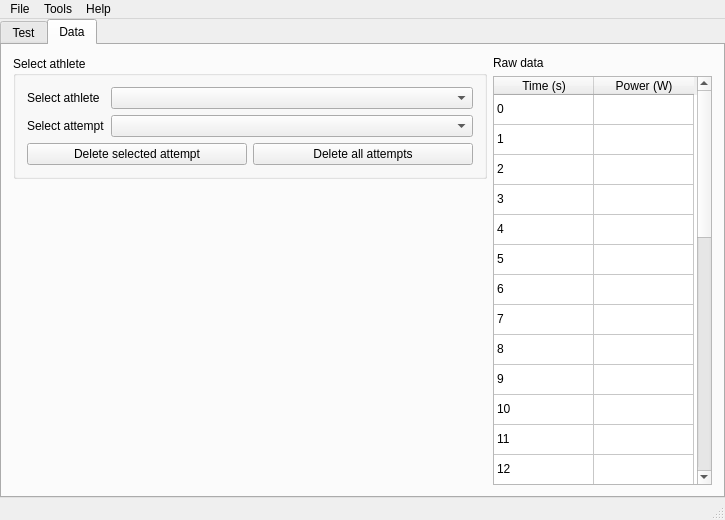
Before: the Qt Designer form wingate.ui in kristianklein/wingate, drawn with Qt 5.
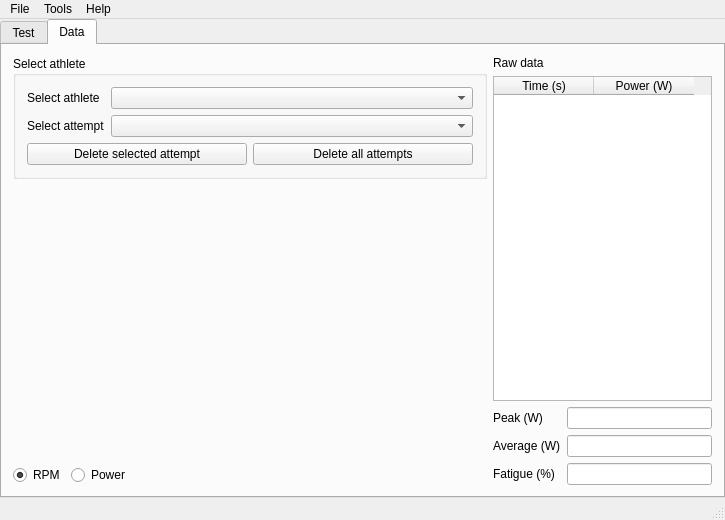
After: the same form once the commit is applied. The open tabs and pages were chosen to show the change. Custom widgets are drawn as their Qt base class.

Commit message: Added RPM/Power chooser

What changed in the file:
```diff
--- a/wingate.ui
+++ b/wingate.ui
@@ -27,7 +27,7 @@
     <property name="bottomMargin">
      <number>0</number>
     </property>
-    <item row="0" column="0">
+    <item row="1" column="0">
      <widget class="QTabWidget" name="tabWidget">
       <property name="currentIndex">
        <number>0</number>
@@ -293,9 +293,11 @@
        <attribute name="title">
         <string>Data</string>
        </attribute>
-       <layout class="QHBoxLayout" name="horizontalLayout_6" stretch="10,1">
+       <layout class="QVBoxLayout" name="verticalLayout_7">
         <item>
-         <layout class="QVBoxLayout" name="verticalLayout_6" stretch="1,6">
+         <layout class="QHBoxLayout" name="horizontalLayout_8" stretch="10,0">
+          <item>
+           <layout class="QVBoxLayout" name="verticalLayout_6" stretch="0,6,0">
           <item>
            <widget class="QGroupBox" name="groupBox_3">
             <property name="title">
@@ -350,6 +352,40 @@
           <item>
            <widget class="QCustomPlot" name="widget_2" native="true"/>
           </item>
+            <item>
+             <layout class="QHBoxLayout" name="horizontalLayout_6">
+              <item>
+               <widget class="QRadioButton" name="radioButton_rpm">
+                <property name="text">
+                 <string>RPM</string>
+                </property>
+                <property name="checked">
+                 <bool>true</bool>
+                </property>
+               </widget>
+              </item>
+              <item>
+               <widget class="QRadioButton" name="radioButton_power">
+                <property name="text">
+                 <string>Power</string>
+                </property>
+               </widget>
+              </item>
+              <item>
+               <spacer name="horizontalSpacer_4">
+                <property name="orientation">
+                 <enum>Qt::Horizontal</enum>
+                </property>
+                <property name="sizeHint" stdset="0">
+                 <size>
+                  <width>40</width>
+                  <height>20</height>
+                 </size>
+                </property>
+               </spacer>
+              </item>
+             </layout>
+            </item>
          </layout>
         </item>
         <item>
@@ -381,161 +417,6 @@
             <attribute name="verticalHeaderVisible">
              <bool>false</bool>
             </attribute>
-            <row>
-             <property name="text">
-              <string>0</string>
-             </property>
-            </row>
-            <row>
-             <property name="text">
-              <string>1</string>
-             </property>
-            </row>
-            <row>
-             <property name="text">
-              <string>2</string>
-             </property>
-            </row>
-            <row>
-             <property name="text">
-              <string>3</string>
-             </property>
-            </row>
-            <row>
-             <property name="text">
-              <string>4</string>
-             </property>
-            </row>
-            <row>
-             <property name="text">
-              <string>5</string>
-             </property>
-            </row>
-            <row>
-             <property name="text">
-              <string>6</string>
-             </property>
-            </row>
-            <row>
-             <property name="text">
-              <string>7</string>
-             </property>
-            </row>
-            <row>
-             <property name="text">
-              <string>8</string>
-             </property>
-            </row>
-            <row>
-             <property name="text">
-              <string>9</string>
-             </property>
-            </row>
-            <row>
-             <property name="text">
-              <string>10</string>
-             </property>
-            </row>
-            <row>
-             <property name="text">
-              <string>11</string>
-             </property>
-            </row>
-            <row>
-             <property name="text">
-              <string>12</string>
-             </property>
-            </row>
-            <row>
-             <property name="text">
-              <string>13</string>
-             </property>
-            </row>
-            <row>
-             <property name="text">
-              <string>14</string>
-             </property>
-            </row>
-            <row>
-             <property name="text">
-              <string>15</string>
-             </property>
-            </row>
-            <row>
-             <property name="text">
-              <string>16</string>
-             </property>
-            </row>
-            <row>
-             <property name="text">
-              <string>17</string>
-             </property>
-            </row>
-            <row>
-             <property name="text">
-              <string>18</string>
-             </property>
-            </row>
-            <row>
-             <property name="text">
-              <string>19</string>
-             </property>
-            </row>
-            <row>
-             <property name="text">
-              <string>20</string>
-             </property>
-            </row>
-            <row>
-             <property name="text">
-              <string>21</string>
-             </property>
-            </row>
-            <row>
-             <property name="text">
-              <string>22</string>
-             </property>
-            </row>
-            <row>
-             <property name="text">
-              <string>23</string>
-             </property>
-            </row>
-            <row>
-             <property name="text">
-              <string>24</string>
-             </property>
-            </row>
-            <row>
-             <property name="text">
-              <string>25</string>
-             </property>
-            </row>
-            <row>
-             <property name="text">
-              <string>26</string>
-             </property>
-            </row>
-            <row>
-             <property name="text">
-              <string>27</string>
-             </property>
-            </row>
-            <row>
-             <property name="text">
-              <string>28</string>
-             </property>
-            </row>
-            <row>
-             <property name="text">
-              <string>29</string>
-             </property>
-            </row>
-            <row>
-             <property name="text">
-              <string>30</string>
-             </property>
-            </row>
             <column>
              <property name="text">
               <string>Time (s)</string>
@@ -546,317 +427,64 @@
               <string>Power (W)</string>
              </property>
             </column>
+             </widget>
+            </item>
+            <item>
+             <layout class="QFormLayout" name="formLayout_4">
             <item row="0" column="0">
+               <widget class="QLabel" name="label_10">
              <property name="text">
-              <string>0</string>
-             </property>
-            </item>
-            <item row="0" column="1">
-             <property name="text">
-              <string/>
-             </property>
+                 <string>Peak (W)</string>
+                </property>
+               </widget>
             </item>
             <item row="1" column="0">
+               <widget class="QLabel" name="label_11">
              <property name="text">
-              <string>1</string>
-             </property>
-            </item>
-            <item row="1" column="1">
-             <property name="text">
-              <string/>
-             </property>
+                 <string>Average (W)</string>
+                </property>
+               </widget>
             </item>
             <item row="2" column="0">
+               <widget class="QLabel" name="label_12">
              <property name="text">
-              <string>2</string>
-             </property>
+                 <string>Fatigue (%)</string>
+                </property>
+               </widget>
+              </item>
+              <item row="0" column="1">
+               <widget class="QLineEdit" name="lineEdit_peakpower">
+                <property name="sizePolicy">
+                 <sizepolicy hsizetype="Preferred" vsizetype="Fixed">
+                  <horstretch>0</horstretch>
+                  <verstretch>0</verstretch>
+                 </sizepolicy>
+                </property>
+               </widget>
+              </item>
+              <item row="1" column="1">
+               <widget class="QLineEdit" name="lineEdit_avgpower">
+                <property name="sizePolicy">
+                 <sizepolicy hsizetype="Preferred" vsizetype="Fixed">
+                  <horstretch>0</horstretch>
+                  <verstretch>0</verstretch>
+                 </sizepolicy>
+                </property>
+               </widget>
             </item>
             <item row="2" column="1">
-             <property name="text">
-              <string/>
-             </property>
-            </item>
-            <item row="3" column="0">
-             <property name="text">
-              <string>3</string>
-             </property>
-            </item>
-            <item row="3" column="1">
-             <property name="text">
-              <string/>
-             </property>
-            </item>
-            <item row="4" column="0">
-             <property name="text">
-              <string>4</string>
-             </property>
-            </item>
-            <item row="4" column="1">
-             <property name="text">
-              <string/>
-             </property>
-            </item>
-            <item row="5" column="0">
-             <property name="text">
-              <string>5</string>
-             </property>
-            </item>
-            <item row="5" column="1">
-             <property name="text">
-              <string/>
-             </property>
-            </item>
-            <item row="6" column="0">
-             <property name="text">
-              <string>6</string>
-             </property>
-            </item>
-            <item row="6" column="1">
-             <property name="text">
-              <string/>
-             </property>
-            </item>
-            <item row="7" column="0">
-             <property name="text">
-              <string>7</string>
-             </property>
-            </item>
-            <item row="7" column="1">
-             <property name="text">
-              <string/>
-             </property>
-            </item>
-            <item row="8" column="0">
-             <property name="text">
-              <string>8</string>
-             </property>
-            </item>
-            <item row="8" column="1">
-             <property name="text">
-              <string/>
-             </property>
-            </item>
-            <item row="9" column="0">
-             <property name="text">
-              <string>9</string>
-             </property>
-            </item>
-            <item row="9" column="1">
-             <property name="text">
-              <string/>
-             </property>
-            </item>
-            <item row="10" column="0">
-             <property name="text">
-              <string>10</string>
-             </property>
-            </item>
-            <item row="10" column="1">
-             <property name="text">
-              <string/>
-             </property>
-            </item>
-            <item row="11" column="0">
-             <property name="text">
-              <string>11</string>
-             </property>
-            </item>
-            <item row="11" column="1">
-             <property name="text">
-              <string/>
-             </property>
-            </item>
-            <item row="12" column="0">
-             <property name="text">
-              <string>12</string>
-             </property>
-            </item>
-            <item row="12" column="1">
-             <property name="text">
-              <string/>
-             </property>
-            </item>
-            <item row="13" column="0">
-             <property name="text">
-              <string>13</string>
-             </property>
-            </item>
-            <item row="13" column="1">
-             <property name="text">
-              <string/>
-             </property>
-            </item>
-            <item row="14" column="0">
-             <property name="text">
-              <string>14</string>
-             </property>
-            </item>
-            <item row="14" column="1">
-             <property name="text">
-              <string/>
-             </property>
-            </item>
-            <item row="15" column="0">
-             <property name="text">
-              <string>15</string>
-             </property>
-            </item>
-            <item row="15" column="1">
-             <property name="text">
-              <string/>
-             </property>
-            </item>
-            <item row="16" column="0">
-             <property name="text">
-              <string>16</string>
-             </property>
-            </item>
-            <item row="16" column="1">
-             <property name="text">
-              <string/>
-             </property>
-            </item>
-            <item row="17" column="0">
-             <property name="text">
-              <string>17</string>
-             </property>
-            </item>
-            <item row="17" column="1">
-             <property name="text">
-              <string/>
-             </property>
-            </item>
-            <item row="18" column="0">
-             <property name="text">
-              <string>18</string>
-             </property>
-            </item>
-            <item row="18" column="1">
-             <property name="text">
-              <string/>
-             </property>
-            </item>
-            <item row="19" column="0">
-             <property name="text">
-              <string>19</string>
-             </property>
-            </item>
-            <item row="19" column="1">
-             <property name="text">
-              <string/>
-             </property>
-            </item>
-            <item row="20" column="0">
-             <property name="text">
-              <string>20</string>
-             </property>
-            </item>
-            <item row="20" column="1">
-             <property name="text">
-              <string/>
-             </property>
-            </item>
-            <item row="21" column="0">
-             <property name="text">
-              <string>21</string>
-             </property>
-            </item>
-            <item row="21" column="1">
-             <property name="text">
-              <string/>
-             </property>
-            </item>
-            <item row="22" column="0">
-             <property name="text">
-              <string>22</string>
-             </property>
-            </item>
-            <item row="22" column="1">
-             <property name="text">
-              <string/>
-             </property>
-            </item>
-            <item row="23" column="0">
-             <property name="text">
-              <string>23</string>
-             </property>
-            </item>
-            <item row="23" column="1">
-             <property name="text">
-              <string/>
-             </property>
-            </item>
-            <item row="24" column="0">
-             <property name="text">
-              <string>24</string>
-             </property>
-            </item>
-            <item row="24" column="1">
-             <property name="text">
-              <string/>
-             </property>
-            </item>
-            <item row="25" column="0">
-             <property name="text">
-              <string>25</string>
-             </property>
-            </item>
-            <item row="25" column="1">
-             <property name="text">
-              <string/>
-             </property>
-            </item>
-            <item row="26" column="0">
-             <property name="text">
-              <string>26</string>
-             </property>
-            </item>
-            <item row="26" column="1">
-             <property name="text">
-              <string/>
-             </property>
-            </item>
-            <item row="27" column="0">
-             <property name="text">
-              <string>27</string>
-             </property>
-            </item>
-            <item row="27" column="1">
-             <property name="text">
-              <string/>
-             </property>
-            </item>
-            <item row="28" column="0">
-             <property name="text">
-              <string>28</string>
-             </property>
-            </item>
-            <item row="28" column="1">
-             <property name="text">
-              <string/>
-             </property>
-            </item>
-            <item row="29" column="0">
-             <property name="text">
-              <string>29</string>
-             </property>
-            </item>
-            <item row="29" column="1">
-             <property name="text">
-              <string/>
-             </property>
-            </item>
-            <item row="30" column="0">
-             <property name="text">
-              <string>30</string>
-             </property>
-            </item>
-            <item row="30" column="1">
-             <property name="text">
-              <string/>
-             </property>
-            </item>
-           </widget>
+               <widget class="QLineEdit" name="lineEdit_fatigue">
+                <property name="sizePolicy">
+                 <sizepolicy hsizetype="Preferred" vsizetype="Fixed">
+                  <horstretch>0</horstretch>
+                  <verstretch>0</verstretch>
+                 </sizepolicy>
+                </property>
+               </widget>
+              </item>
+             </layout>
+            </item>
+           </layout>
           </item>
          </layout>
         </item>
```
Left out of the diff: 2 changed lines with no effect on the pictures. Lines whose indentation alone changed are shown as unchanged. The commit also changes 2 other files.
